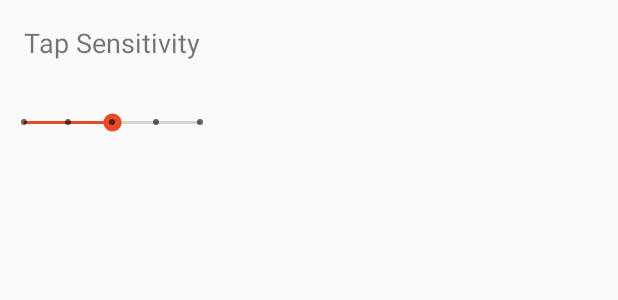
After one commit to vinodhn/BackTap, an Android app: the layout sensibility_dialog.xml on its own in the app's theme, with its tools: preview values and no code run, on a phone screen of 412 x 824 dp. The commit adds this screen. Shown: the top 300 px of the screen. Run offline under Robolectric (Android 15) with nearby library versions, the phone set to English and light mode, and no system bars.

Commit message:
Added sensitivity slider

```diff
--- /dev/null
+++ b/app/src/main/res/layout/sensibility_dialog.xml
@@ -0,0 +1,25 @@
+<?xml version="1.0" encoding="utf-8"?>
+<LinearLayout xmlns:android="http://schemas.android.com/apk/res/android"
+    android:orientation="vertical" android:layout_width="wrap_content"
+    android:layout_height="wrap_content">
+
+    <TextView
+        android:layout_width="match_parent"
+        android:layout_height="wrap_content"
+        android:text="Tap Sensitivity"
+        android:textSize="18dp"
+        android:padding="16dp"/>
+
+    <SeekBar
+        android:layout_width="match_parent"
+        android:layout_height="wrap_content"
+        android:id="@+id/sensitivitySeekbar"
+        android:min="0"
+        android:max="4"
+        android:progress="2"
+        style="@style/Widget.AppCompat.SeekBar.Discrete"
+        android:padding="16dp"/>
+
+
+
+</LinearLayout>
--- a/app/src/main/res/values/strings.xml
+++ b/app/src/main/res/values/strings.xml
@@ -6,9 +6,10 @@
     <string name="title_activity_settings">SettingsActivity</string>
 
     <!-- Preference Titles -->
-    <string name="actions_header">BackTap Actions</string>
+    <string name="general_header">General</string>
     <string name="other_header">Other</string>
     <string name="double_tap_label">Double Tap Action</string>
     <string name="triple_tap_label">Triple Tap Action</string>
+    <string name="sensitivity_slider_label">Tap Sensitivity</string>
 
 </resources>
--- a/build.gradle
+++ b/build.gradle
@@ -6,7 +6,7 @@ buildscript {
         jcenter()
     }
     dependencies {
-        classpath "com.android.tools.build:gradle:4.0.0"
+        classpath 'com.android.tools.build:gradle:4.0.1'
         classpath "org.jetbrains.kotlin:kotlin-gradle-plugin:$kotlin_version"
 
         // NOTE: Do not place your application dependencies here; they belong
```
Also changed, not shown: app/src/main/java/com/vinodhn/android/backtap/Actions.kt (+8 -6 lines), app/src/main/java/com/vinodhn/android/backtap/MainActivity.kt (+55 -1 lines), app/src/main/java/com/vinodhn/android/backtap/SettingsActivity.kt (+56 -4 lines), app/src/main/java/com/vinodhn/android/backtap/TapListenerAccessibilityService.kt (+40 -10 lines), app/src/main/res/xml/accessibility_preferences.xml (+8 -2 lines), app/src/main/res/xml/root_preferences.xml (+9 -3 lines).
